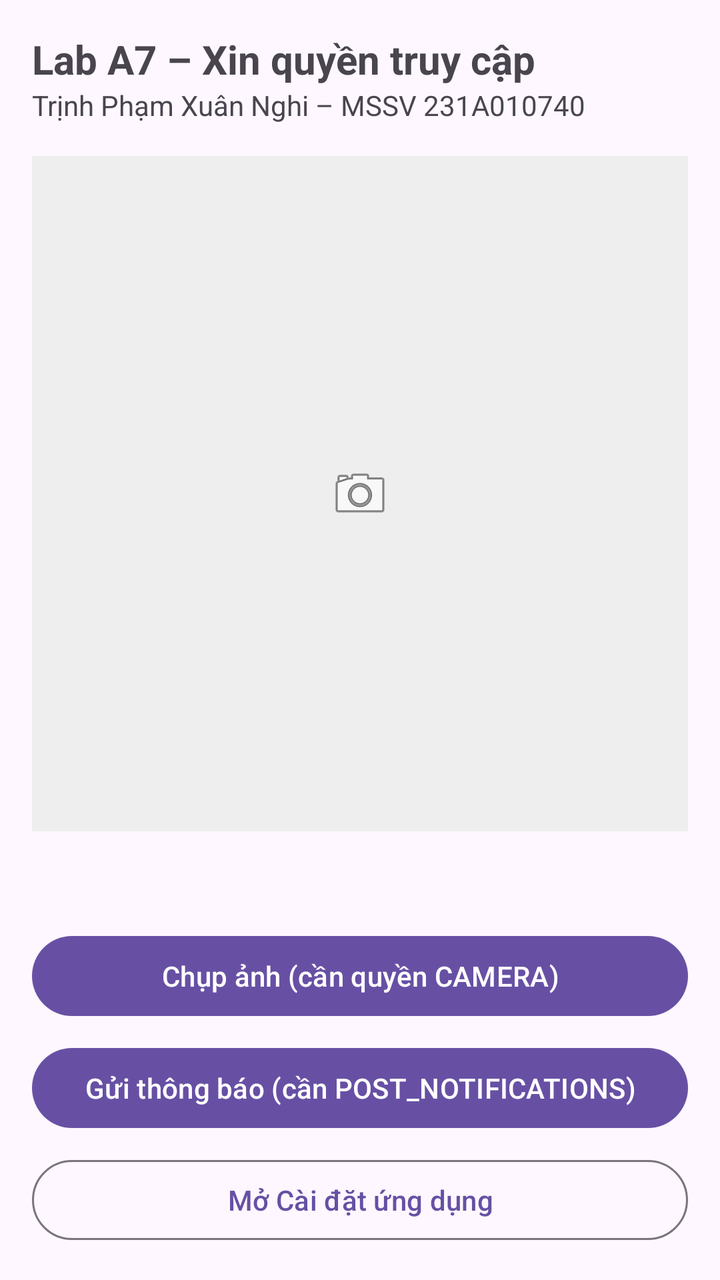
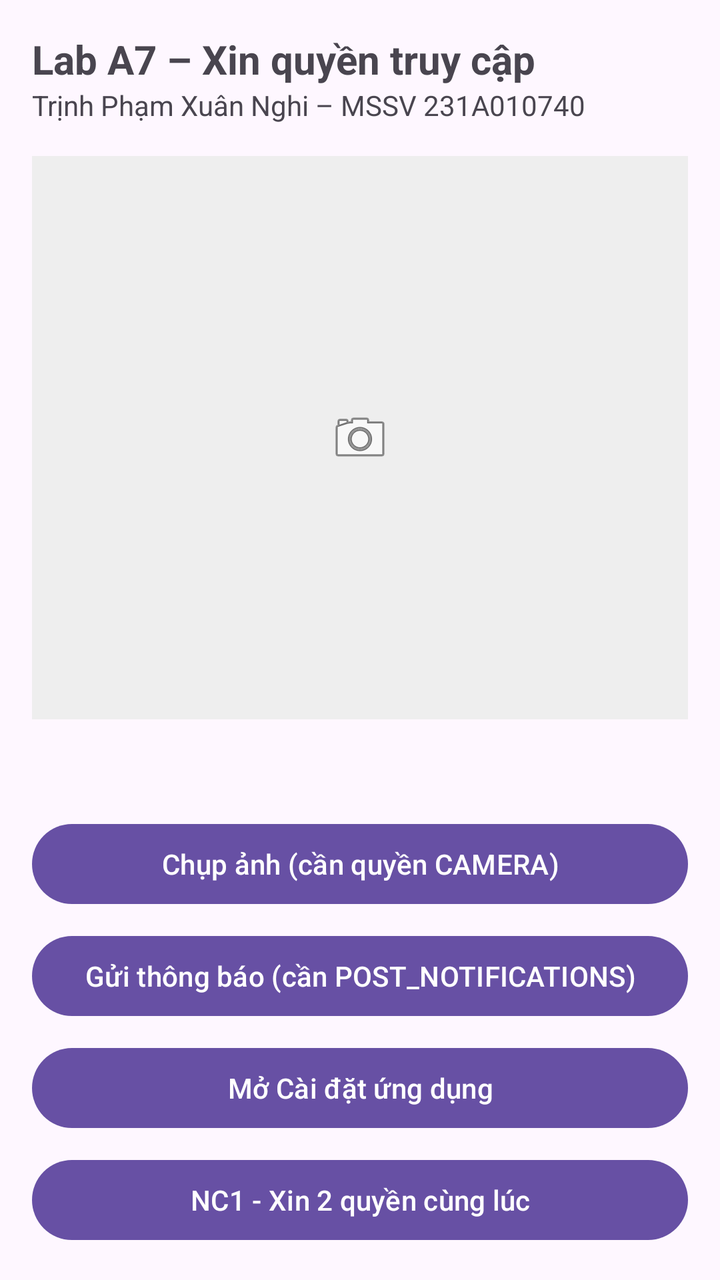

Screens rendered from an Android XML layout before and after an edit, with the pre-edit source and the edit as a unified diff.
<!-- AndroidManifest.xml: application theme Theme.A7_231A010740 -->
<!-- res/layout/activity_main.xml -->
<?xml version="1.0" encoding="utf-8"?>
<LinearLayout xmlns:android="http://schemas.android.com/apk/res/android"
    android:id="@+id/main"
    android:layout_width="match_parent"
    android:layout_height="match_parent"
    android:orientation="vertical"
    android:padding="16dp">

    <TextView
        android:layout_width="wrap_content"
        android:layout_height="wrap_content"
        android:text="@string/title"
        android:textSize="20sp"
        android:textStyle="bold" />

    <TextView
        android:layout_width="wrap_content"
        android:layout_height="wrap_content"
        android:text="@string/student" />

    
    <ImageView
        android:id="@+id/imgAnh"
        android:layout_width="match_parent"
        android:layout_height="0dp"
        android:layout_marginTop="16dp"
        android:layout_weight="1"
        android:background="#EEEEEE"
        android:contentDescription="@string/desc_anh"
        android:scaleType="centerInside"
        android:src="@android:drawable/ic_menu_camera" />

    <TextView
        android:id="@+id/tvTrangThai"
        android:layout_width="match_parent"
        android:layout_height="wrap_content"
        android:layout_marginTop="12dp"
        android:lineSpacingExtra="4dp"
        android:textSize="15sp" />

    <Button
        android:id="@+id/btnChupAnh"
        android:layout_width="match_parent"
        android:layout_height="wrap_content"
        android:layout_marginTop="16dp"
        android:text="@string/btn_chup" />

    <Button
        android:id="@+id/btnThongBao"
        android:layout_width="match_parent"
        android:layout_height="wrap_content"
        android:layout_marginTop="8dp"
        android:text="@string/btn_thong_bao" />

    <Button
        android:id="@+id/btnCaiDat"
        style="?attr/materialButtonOutlinedStyle"
        android:layout_width="match_parent"
        android:layout_height="wrap_content"
        android:layout_marginTop="8dp"
        android:text="@string/open_settings" />


</LinearLayout>
<!-- resources referenced by this layout -->
<resources>
  <string name="btn_chup">Chụp ảnh (cần quyền CAMERA)</string>
  <string name="btn_thong_bao">Gửi thông báo (cần POST_NOTIFICATIONS)</string>
  <string name="desc_anh">Ảnh vừa chụp từ camera</string>
  <string name="open_settings">Mở Cài đặt ứng dụng</string>
  <string name="student">Trịnh Phạm Xuân Nghi – MSSV 231A010740</string>
  <string name="title">Lab A7 – Xin quyền truy cập</string>
  <style name="Theme.A7_231A010740" parent="Base.Theme.A7_231A010740" />
  <style name="Base.Theme.A7_231A010740" parent="Theme.Material3.DayNight.NoActionBar">
          
          
      </style>
</resources>

<!-- the commit's change to res/layout/activity_main.xml (unified diff, before → after) -->
@@ -18,7 +18,6 @@
         android:layout_height="wrap_content"
         android:text="@string/student" />
 
-    
     <ImageView
         android:id="@+id/imgAnh"
         android:layout_width="match_parent"
@@ -54,11 +53,16 @@
 
     <Button
         android:id="@+id/btnCaiDat"
-        style="?attr/materialButtonOutlinedStyle"
         android:layout_width="match_parent"
         android:layout_height="wrap_content"
         android:layout_marginTop="8dp"
         android:text="@string/open_settings" />
 
+    <Button
+        android:id="@+id/btnNC1"
+        android:layout_width="match_parent"
+        android:layout_height="wrap_content"
+        android:layout_marginTop="8dp"
+        android:text="NC1 - Xin 2 quyền cùng lúc" />
 
 </LinearLayout>
